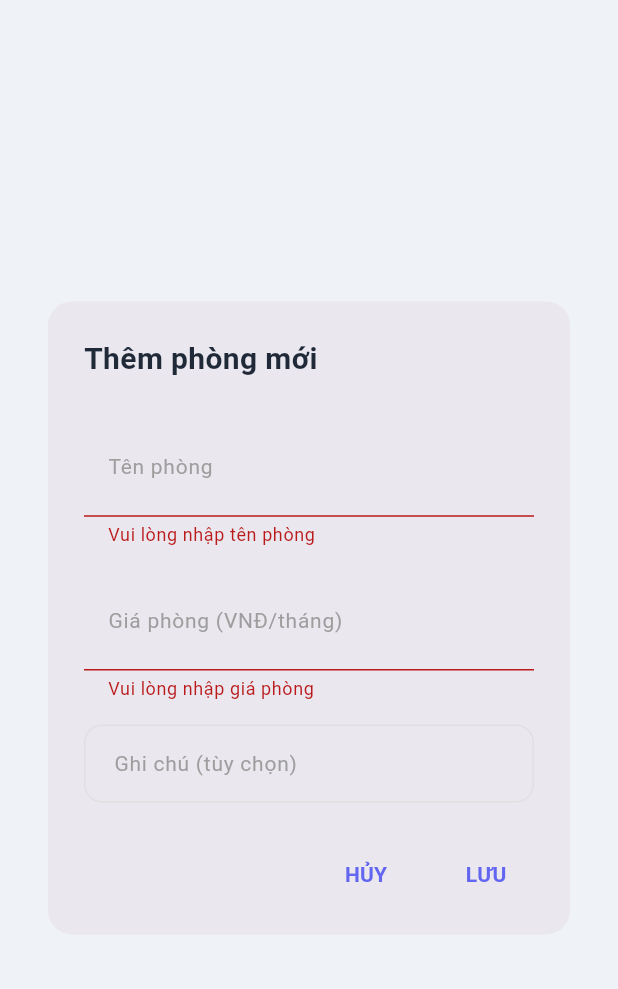
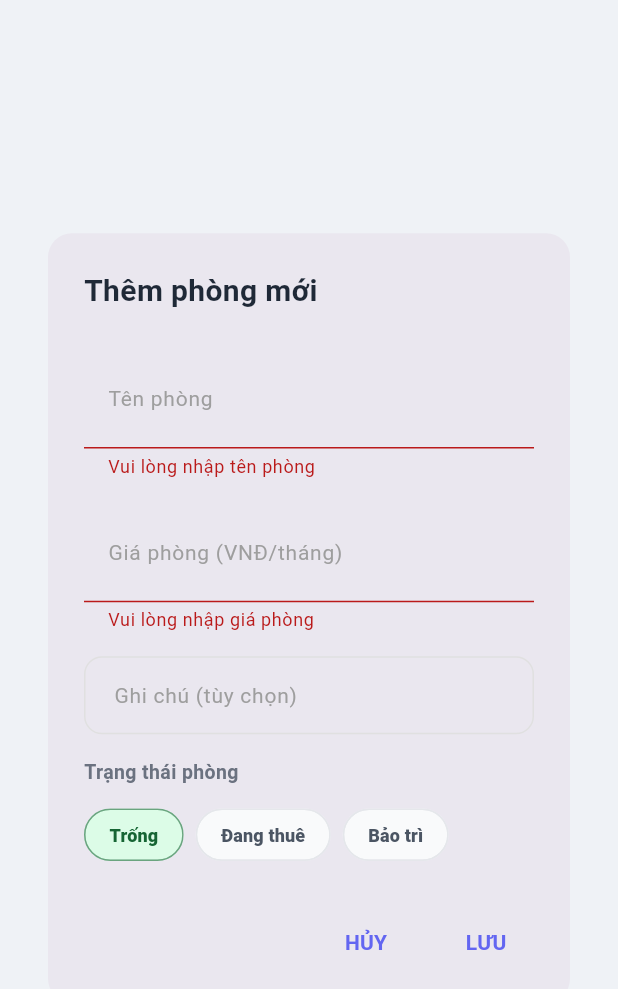
Before and after one commit to hothanhloi004/RentalManager_Flutter, a Flutter app: the AddEditRoomScreen widget shown alone on an empty page, opened directly, after a tap on "LƯU", on a phone screen of 412 x 824 dp. Shown: the top 989 px of the screen. Run offline on Flutter 3.47's test engine with Material 3 defaults, Android fonts, the phone set to English and light mode, and no system bars; our stand-ins replace cloud_firestore, firebase_auth, firebase_core, fl_chart, google_sign_in, image_picker and 3 more; accounts and stored records are empty; network calls fail.

Commit message:
Allow editing room status

```diff
--- a/lib/screens/room/add_edit_room_screen.dart
+++ b/lib/screens/room/add_edit_room_screen.dart
@@ -15,6 +15,7 @@ class _AddEditRoomScreenState extends State<AddEditRoomScreen> {
   late TextEditingController _nameCtrl, _priceCtrl, _noteCtrl;
   final _service = FirebaseService();
   bool _isLoading = false;
+  late String _status;
 
   @override
   void initState() {
@@ -23,6 +24,7 @@ class _AddEditRoomScreenState extends State<AddEditRoomScreen> {
     _nameCtrl = TextEditingController(text: r?.roomName ?? '');
     _priceCtrl = TextEditingController(text: r != null ? PriceInputFormatter.format(r.price) : '');
     _noteCtrl = TextEditingController(text: r?.note ?? '');
+    _status = r?.status ?? 'TRONG';
   }
 
   @override
@@ -37,11 +39,18 @@ class _AddEditRoomScreenState extends State<AddEditRoomScreen> {
     if (!_formKey.currentState!.validate()) return;
     setState(() => _isLoading = true);
     try {
+      if (widget.room != null && _status != 'DANG_THUE') {
+        final hasActiveContract = await _service.roomHasActiveContract(widget.room!.roomKey);
+        if (hasActiveContract) {
+          throw Exception('Phòng đang có hợp đồng hiệu lực, không thể đổi sang Trống/Bảo trì.');
+        }
+      }
+
       final room = Room(
         id: widget.room?.id ?? '',
         roomName: _nameCtrl.text.trim(),
         price: PriceInputFormatter.parse(_priceCtrl.text),
-        status: widget.room?.status ?? 'TRONG',
+        status: _status,
         note: _noteCtrl.text.trim(),
         floor: widget.room?.floor ?? 0,
         area: widget.room?.area ?? 0,
@@ -123,6 +132,21 @@ class _AddEditRoomScreenState extends State<AddEditRoomScreen> {
                   contentPadding: const EdgeInsets.symmetric(horizontal: 16, vertical: 14),
                 ),
               ),
+              const SizedBox(height: 16),
+              const Text(
+                'Trạng thái phòng',
+                style: TextStyle(color: Color(0xFF6B7280), fontSize: 13, fontWeight: FontWeight.w700),
+              ),
+              const SizedBox(height: 8),
+              Wrap(
+                spacing: 8,
+                runSpacing: 8,
+                children: [
+                  _statusChoice('TRONG', 'Trống', const Color(0xFFDCFCE7), const Color(0xFF166534)),
+                  _statusChoice('DANG_THUE', 'Đang thuê', const Color(0xFFEDE9FE), primaryColor),
+                  _statusChoice('BAO_TRI', 'Bảo trì', const Color(0xFFFEF3C7), const Color(0xFF92400E)),
+                ],
+              ),
               const SizedBox(height: 24),
               Row(
                 mainAxisAlignment: MainAxisAlignment.end,
@@ -146,4 +170,23 @@ class _AddEditRoomScreenState extends State<AddEditRoomScreen> {
       ),
     );
   }
+
+  Widget _statusChoice(String value, String label, Color selectedBg, Color selectedFg) {
+    final selected = _status.trim().toUpperCase() == value;
+    return ChoiceChip(
+      label: Text(label),
+      selected: selected,
+      onSelected: (_) => setState(() => _status = value),
+      showCheckmark: false,
+      backgroundColor: const Color(0xFFF9FAFB),
+      selectedColor: selectedBg,
+      side: BorderSide(color: selected ? selectedFg.withValues(alpha: 0.35) : const Color(0xFFE5E7EB)),
+      labelStyle: TextStyle(
+        color: selected ? selectedFg : const Color(0xFF4B5563),
+        fontWeight: FontWeight.w800,
+        fontSize: 12,
+      ),
+      shape: RoundedRectangleBorder(borderRadius: BorderRadius.circular(999)),
+    );
+  }
 }
```
